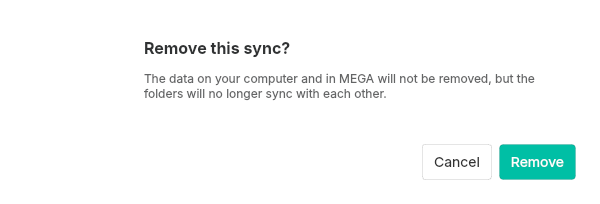
Before: the Qt Designer form src/MEGASync/syncs/gui/Twoways/macx/RemoveSyncConfirmationDialog.ui in meganz/MEGAsync, drawn with Qt 5.
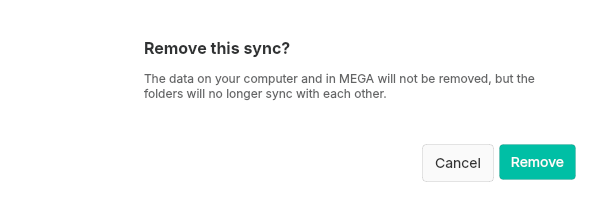
After: the same form once the commit is applied. Icons and pictures are not drawn.

```diff
--- a/src/MEGASync/syncs/gui/Twoways/macx/RemoveSyncConfirmationDialog.ui
+++ b/src/MEGASync/syncs/gui/Twoways/macx/RemoveSyncConfirmationDialog.ui
@@ -165,35 +165,35 @@
     <rect>
      <x>422</x>
      <y>144</y>
-     <width>70</width>
-     <height>36</height>
-    </rect>
-   </property>
-   <property name="sizePolicy">
-    <sizepolicy hsizetype="Minimum" vsizetype="Fixed">
-     <horstretch>0</horstretch>
-     <verstretch>0</verstretch>
-    </sizepolicy>
-   </property>
-   <property name="maximumSize">
-    <size>
      <width>72</width>
      <height>38</height>
+    </rect>
+   </property>
+   <property name="sizePolicy">
+    <sizepolicy hsizetype="Minimum" vsizetype="Fixed">
+     <horstretch>0</horstretch>
+     <verstretch>0</verstretch>
+    </sizepolicy>
+   </property>
+   <property name="maximumSize">
+    <size>
+     <width>74</width>
+     <height>40</height>
     </size>
    </property>
    <property name="styleSheet">
     <string notr="true">QPushButton 
 {   
-     /* Layout */
-    width: 70px;	/* Slightly wider than Sigma, to show entire text */
-    height: 36px; /* Made same as OK button */
-    max-width: 70px;
-    max-height: 36px;
+    /* Layout */
+    width: 72px;	 /* Figma specifies Width: 68 =&gt; add 4 for border-radius */
+    height: 38px; /* Figma specifies Height: 34 =&gt; add 4 for border-radius */
+    max-width: 72px;
+    max-height: 38px;
 
     /* Style */
-    border-radius: 3px;
-    background-color:#ffffff;
-    border: 1px solid rgba(0, 0, 0, 10%); /* rgba(0, 0, 0, 0.10) */
+    border-radius: 4px;
+    background-color: #fafafa;
+    border: 1px solid rgba(0, 0, 0, 0.10); /* rgba(0, 0, 0, 0.10) */
 
     /* Typography */
     color: #333333;
@@ -214,7 +214,6 @@
 {
     /* Button pressed effect if needed */
 }
-
 </string>
    </property>
    <property name="text">
```
Left out of the diff: 16 changed lines with no effect on the pictures.
